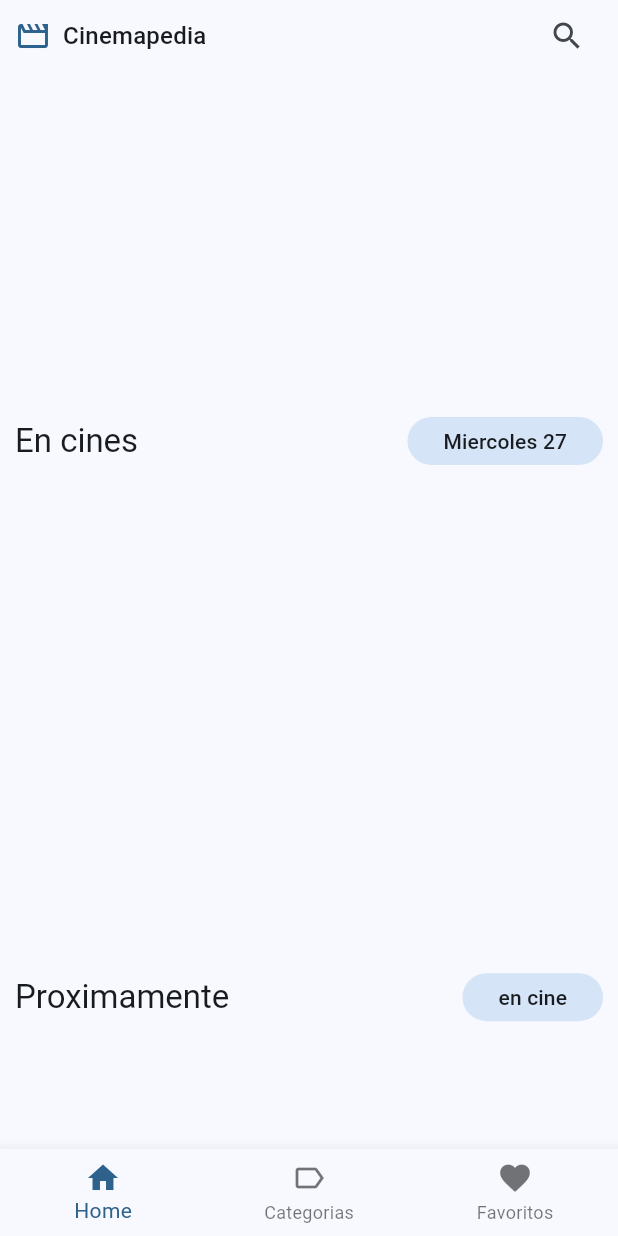
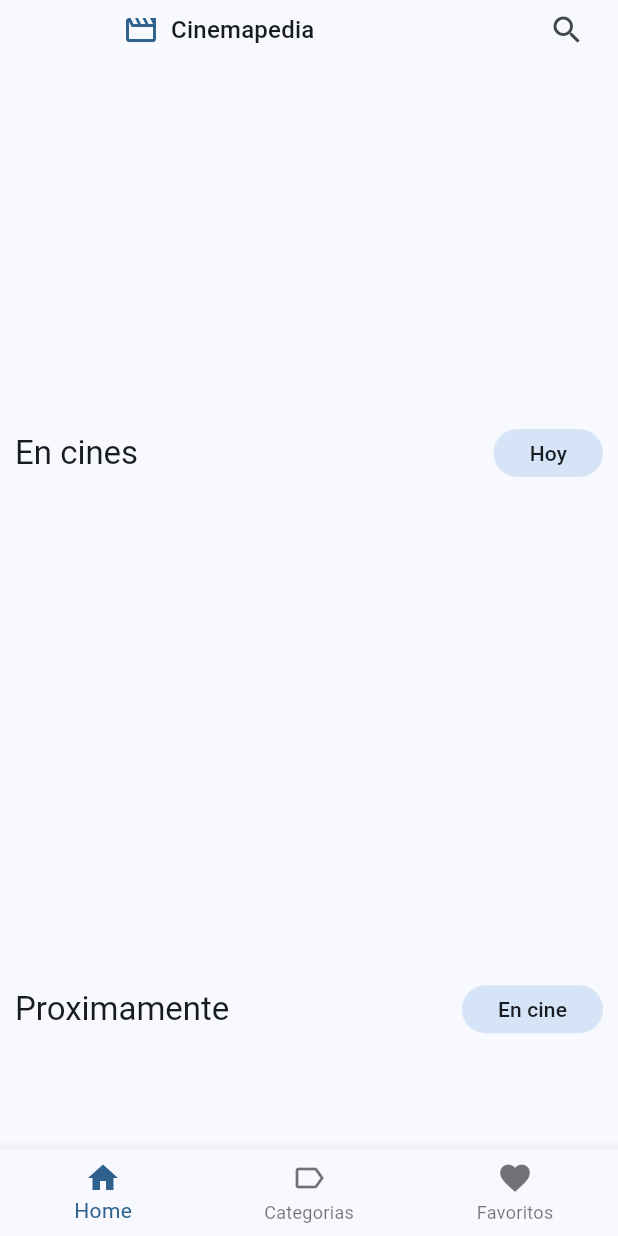
Before and after one commit to alexgsisc/cinemapedia, a Flutter app: the screen it shows after launch, on a phone screen of 412 x 824 dp. Run offline on Flutter 3.47's test engine with Material 3 defaults, Android fonts, the phone set to English and light mode, and no system bars; drawn by our look-alikes of card_swiper; our stand-ins replace animate_do, dio, flutter_dotenv, flutter_riverpod, go_router; network calls fail.

Commit message:
Refactor Home Screen layout to use CustomScrollView and Slivers
- Replaced SingleChildScrollView with CustomScrollView for better performance and flexibility.

```diff
--- a/lib/presentation/widgets/home_screen.dart
+++ b/lib/presentation/widgets/home_screen.dart
@@ -1,3 +1,4 @@
+import 'package:cinemapedia/domain/entities/movie.dart';
 import 'package:cinemapedia/presentation/provider/movies_providers.dart';
 import 'package:cinemapedia/presentation/provider/movies_slideshow_provider.dart';
 import 'package:cinemapedia/presentation/widgets/buttom_bar/custom_buttom_navigation.dart';
@@ -38,15 +39,96 @@ class _HomeViewState extends ConsumerState<_HomeView> {
   Widget build(BuildContext context) {
     final nowPlayinMovies = ref.watch(nowPlayingMoviesProvider);
     final moviesSlider = ref.watch(moviesSlideShowProvider);
-    return SingleChildScrollView(
-      child: Column(
+    return CustomScrollView(
+      slivers: [
+        const SliverAppBar(
+          floating: true,
+          flexibleSpace: FlexibleSpaceBar(
+            title: CustomAppbar(),
+          ),
+        ),
+        SliverList(
+          delegate: SliverChildBuilderDelegate((context, index) {
+            return _ColumSliverBody(
+                moviesSlider: moviesSlider,
+                nowPlayinMovies: nowPlayinMovies,
+                ref: ref);
+          }, childCount: 1),
+        )
+      ],
+    );
+  }
+
+  // @override
+  // Widget build(BuildContext context) {
+  //   final nowPlayinMovies = ref.watch(nowPlayingMoviesProvider);
+  //   final moviesSlider = ref.watch(moviesSlideShowProvider);
+  //   return SingleChildScrollView(
+  //     child: Column(
+  //       children: [
+  //         const CustomAppbar(),
+  //         MoviesSlideShow(movies: moviesSlider),
+  //         MoviesHorizontalListview(
+  //           movies: nowPlayinMovies,
+  //           title: 'En cines',
+  //           subtitle: 'Miercoles 27',
+  //           loadNextPage: () {
+  //             ref.read(nowPlayingMoviesProvider.notifier).loadNexPage();
+  //           },
+  //         ),
+  //         MoviesHorizontalListview(
+  //           movies: nowPlayinMovies,
+  //           title: 'Proximamente',
+  //           subtitle: 'en cine',
+  //           loadNextPage: () {
+  //             ref.read(nowPlayingMoviesProvider.notifier).loadNexPage();
+  //           },
+  //         ),
+  //         MoviesHorizontalListview(
+  //           movies: nowPlayinMovies,
+  //           title: 'Populares',
+  //           subtitle: 'Mes',
+  //           loadNextPage: () {
+  //             ref.read(nowPlayingMoviesProvider.notifier).loadNexPage();
+  //           },
+  //         ),
+  //         MoviesHorizontalListview(
+  //           movies: nowPlayinMovies,
+  //           title: 'Mejor Calificadas',
+  //           subtitle: 'Del mes',
+  //           loadNextPage: () {
+  //             ref.read(nowPlayingMoviesProvider.notifier).loadNexPage();
+  //           },
+  //         ),
+  //         const SizedBox(
+  //           height: 30,
+  //         ),
+  //       ],
+  //     ),
+  //   );
+  // }
+}
+
+class _ColumSliverBody extends StatelessWidget {
+  const _ColumSliverBody({
+    required this.moviesSlider,
+    required this.nowPlayinMovies,
+    required this.ref,
+  });
+
+  final List<Movie> moviesSlider;
+  final List<Movie> nowPlayinMovies;
+  final WidgetRef ref;
+
+  @override
+  Widget build(BuildContext context) {
+    return Column(
       children: [
-          const CustomAppbar(),
         MoviesSlideShow(movies: moviesSlider),
         MoviesHorizontalListview(
           movies: nowPlayinMovies,
           title: 'En cines',
-            subtitle: 'Miercoles 27',
+          subtitle: 'Hoy',
           loadNextPage: () {
             ref.read(nowPlayingMoviesProvider.notifier).loadNexPage();
           },
@@ -54,7 +136,7 @@ class _HomeViewState extends ConsumerState<_HomeView> {
         MoviesHorizontalListview(
           movies: nowPlayinMovies,
           title: 'Proximamente',
-            subtitle: 'en cine',
+          subtitle: 'En cine',
           loadNextPage: () {
             ref.read(nowPlayingMoviesProvider.notifier).loadNexPage();
           },
@@ -62,7 +144,7 @@ class _HomeViewState extends ConsumerState<_HomeView> {
         MoviesHorizontalListview(
           movies: nowPlayinMovies,
           title: 'Populares',
-            subtitle: 'Mes',
+          subtitle: 'Del Mes',
           loadNextPage: () {
             ref.read(nowPlayingMoviesProvider.notifier).loadNexPage();
           },
@@ -70,7 +152,7 @@ class _HomeViewState extends ConsumerState<_HomeView> {
         MoviesHorizontalListview(
           movies: nowPlayinMovies,
           title: 'Mejor Calificadas',
-            subtitle: 'Del mes',
+          subtitle: 'Del Año',
           loadNextPage: () {
             ref.read(nowPlayingMoviesProvider.notifier).loadNexPage();
           },
@@ -79,7 +161,6 @@ class _HomeViewState extends ConsumerState<_HomeView> {
           height: 30,
         ),
       ],
-      ),
     );
   }
 }
```
Lines whose indentation alone changed are shown as unchanged.
